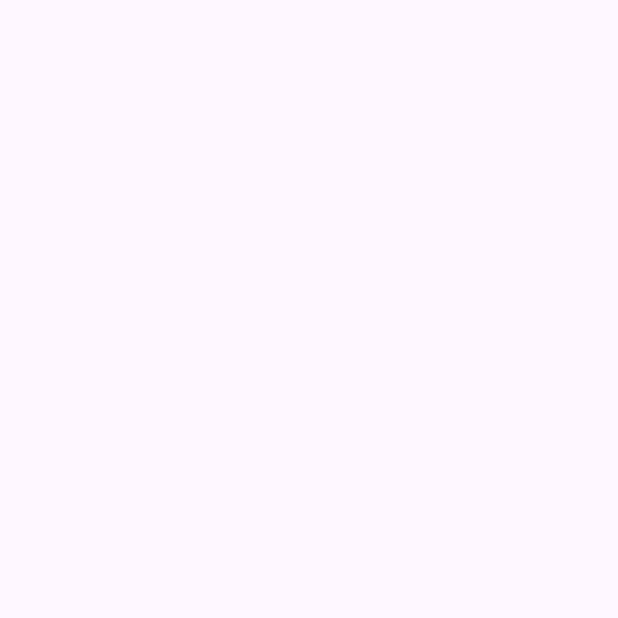
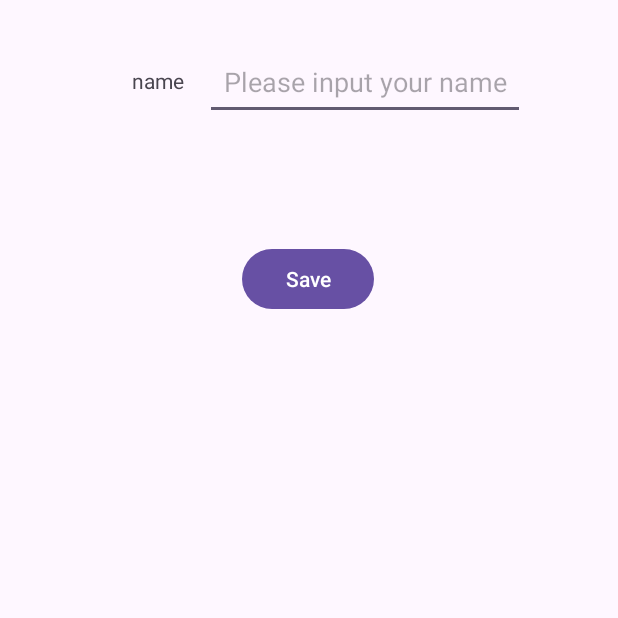
Before and after one commit to LinShuHung/GuessUtils, an Android app: the RecordActivity screen opened directly, with no data from a screen before it, on a phone screen of 412 x 824 dp, the top half of it. Before the commit the part shown is empty. Run offline under Robolectric (Android 15) with nearby library versions, the phone set to English and light mode, and no system bars.

Commit message:
Add activity_record.xml layout

```diff
--- a/app/src/main/res/layout/activity_record.xml
+++ b/app/src/main/res/layout/activity_record.xml
@@ -6,4 +6,40 @@
     android:layout_height="match_parent"
     tools:context=".RecordActivity">
 
+    <TextView
+        android:id="@+id/nameInfor"
+        android:layout_width="wrap_content"
+        android:layout_height="wrap_content"
+        android:layout_marginStart="88dp"
+        android:layout_marginTop="44dp"
+        android:gravity="center_horizontal"
+        android:text="name"
+        app:layout_constraintEnd_toStartOf="@+id/playNameInput"
+        app:layout_constraintHorizontal_bias="0.0"
+        app:layout_constraintStart_toStartOf="parent"
+        app:layout_constraintTop_toTopOf="parent" />
+
+    <EditText
+        android:id="@+id/playNameInput"
+        android:layout_width="wrap_content"
+        android:layout_height="wrap_content"
+        android:layout_marginTop="32dp"
+        android:layout_marginEnd="62dp"
+        android:ems="10"
+        android:gravity="center_horizontal"
+        android:hint="Please input your name"
+        android:inputType="textPersonName"
+        android:minHeight="48dp"
+        app:layout_constraintEnd_toEndOf="parent"
+        app:layout_constraintTop_toTopOf="parent" />
+
+    <Button
+        android:id="@+id/button"
+        android:layout_width="wrap_content"
+        android:layout_height="wrap_content"
+        android:layout_marginStart="161dp"
+        android:layout_marginTop="162dp"
+        android:text="Save"
+        app:layout_constraintStart_toStartOf="parent"
+        app:layout_constraintTop_toTopOf="parent" />
 </androidx.constraintlayout.widget.ConstraintLayout>
```
